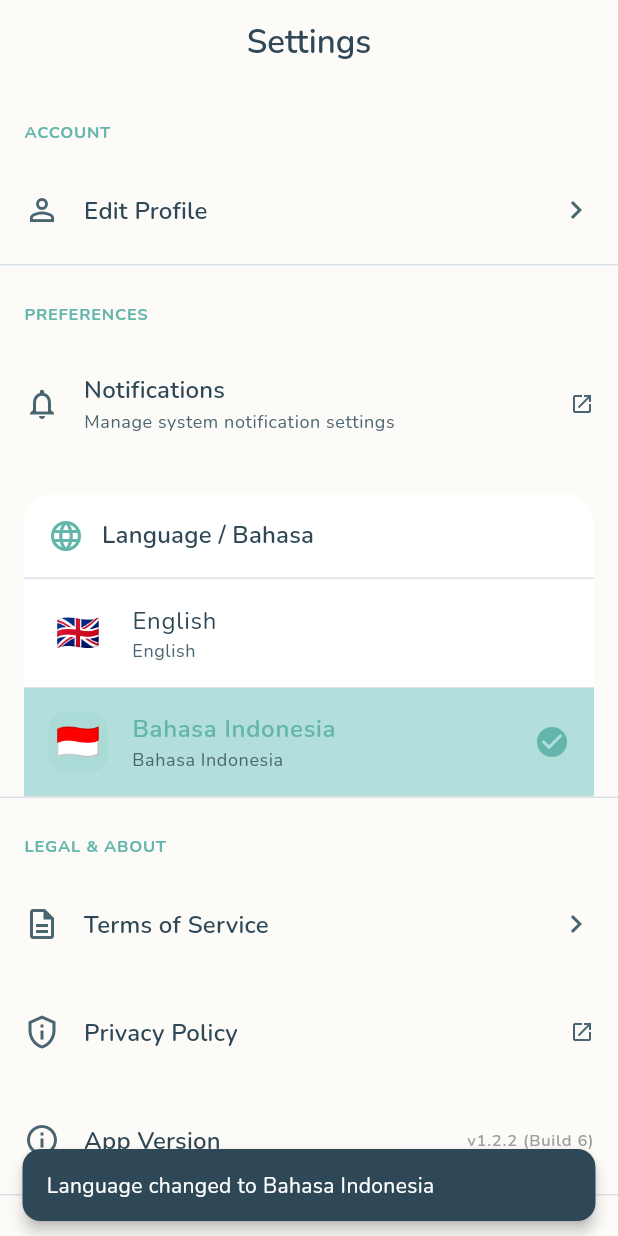
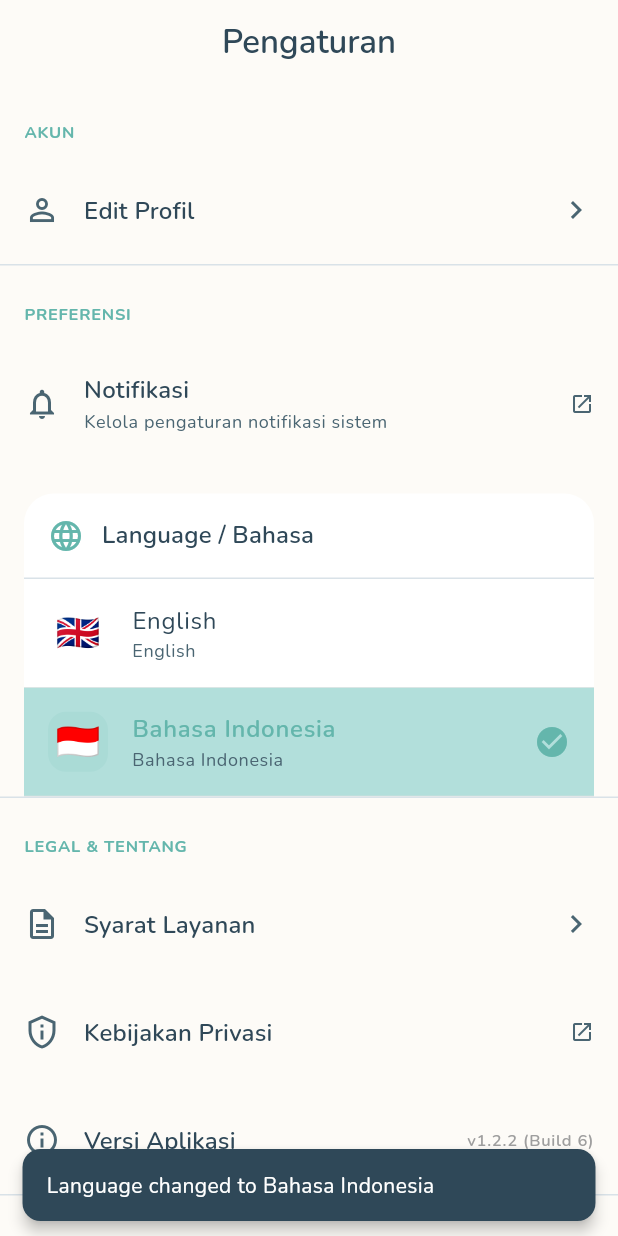
Before and after one commit to freeluncher/dopply-v2, a Flutter app: the SettingsScreen screen opened by its route, after a tap on "🇮🇩", on a phone screen of 412 x 824 dp. Run offline on Flutter 3.47's test engine with Material 3 defaults, Android fonts, the phone set to English and light mode, and no system bars; our stand-ins replace connectivity_plus, equatable, firebase_core, firebase_messaging, fl_chart, flutter_blue_plus and 13 more; missing offline and left inert: ota_update; accounts and stored records are empty; network calls fail; project files that could hold a hidden picture were left out.

```diff
--- a/lib/src/features/settings/presentation/settings_screen.dart
+++ b/lib/src/features/settings/presentation/settings_screen.dart
@@ -6,6 +6,7 @@ import 'package:supabase_flutter/supabase_flutter.dart';
 import 'package:url_launcher/url_launcher.dart';
 import '../../../core/services/offline_service.dart';
 import '../widgets/language_selector.dart';
+import '../../../../generated/l10n/app_localizations.dart';
 
 class SettingsScreen extends ConsumerStatefulWidget {
   const SettingsScreen({super.key});
@@ -41,16 +42,17 @@ class _SettingsScreenState extends ConsumerState<SettingsScreen> {
   Widget build(BuildContext context) {
     final offlineService = ref.watch(offlineServiceProvider);
     final isOnline = offlineService.isOnline;
+    final l10n = AppLocalizations.of(context)!;
 
     return Scaffold(
-      appBar: AppBar(title: const Text('Settings')),
+      appBar: AppBar(title: Text(l10n.settings)),
       body: ListView(
         children: [
           // ACCOUNT SECTION
-          _buildSectionHeader(context, 'Account'),
+          _buildSectionHeader(context, l10n.account),
           ListTile(
             leading: const Icon(Icons.person_outline),
-            title: const Text('Edit Profile'),
+            title: Text(l10n.editProfile),
             trailing: const Icon(Icons.chevron_right),
             onTap: () => context.push('/profile'),
           ),
@@ -58,21 +60,15 @@ class _SettingsScreenState extends ConsumerState<SettingsScreen> {
           const Divider(),
 
           // PREFERENCES SECTION
-          _buildSectionHeader(context, 'Preferences'),
+          _buildSectionHeader(context, l10n.preferences),
           ListTile(
             leading: const Icon(Icons.notifications_outlined),
-            title: const Text('Notifications'),
-            subtitle: const Text('Manage system notification settings'),
+            title: Text(l10n.notificationsSettings),
+            subtitle: Text(l10n.manageNotificationSettings),
             trailing: const Icon(Icons.open_in_new, size: 16),
             onTap: () {
-              // Open System Settings (Generic approach or just show snackbar)
-              // For now, simpler to just explain or do nothing if no permission_handler specific method used
               ScaffoldMessenger.of(context).showSnackBar(
-                const SnackBar(
-                  content: Text(
-                    'Please manage notifications in your Device Settings.',
-                  ),
-                ),
+                SnackBar(content: Text(l10n.pleaseManageNotifications)),
               );
             },
           ),
@@ -85,23 +81,22 @@ class _SettingsScreenState extends ConsumerState<SettingsScreen> {
           const Divider(),
 
           // LEGAL SECTION
-          _buildSectionHeader(context, 'Legal & About'),
+          _buildSectionHeader(context, l10n.legalAndAbout),
           ListTile(
             leading: const Icon(Icons.description_outlined),
-            title: const Text('Terms of Service'),
+            title: Text(l10n.termsOfService),
             trailing: const Icon(Icons.chevron_right),
-            onTap: () => context.push('/tos'), // Reuse our internal ToS screen
+            onTap: () => context.push('/tos'),
           ),
           ListTile(
             leading: const Icon(Icons.privacy_tip_outlined),
-            title: const Text('Privacy Policy'),
+            title: Text(l10n.privacyPolicy),
             trailing: const Icon(Icons.open_in_new, size: 16),
-            onTap: () =>
-                _launchUrl('https://example.com/privacy'), // Placeholder
+            onTap: () => _launchUrl('https://example.com/privacy'),
           ),
           ListTile(
             leading: const Icon(Icons.info_outline),
-            title: const Text('App Version'),
+            title: Text(l10n.appVersion),
             trailing: Text(
               _version,
               style: const TextStyle(color: Colors.grey),
@@ -111,15 +106,15 @@ class _SettingsScreenState extends ConsumerState<SettingsScreen> {
           const Divider(),
 
           // DIAGNOSTICS
-          _buildSectionHeader(context, 'Diagnostics'),
+          _buildSectionHeader(context, l10n.diagnostics),
           ListTile(
             leading: Icon(
               isOnline ? Icons.wifi : Icons.wifi_off,
               color: isOnline ? Colors.green : Colors.grey,
             ),
-            title: const Text('Connection Status'),
+            title: Text(l10n.connectionStatus),
             trailing: Text(
-              isOnline ? 'Online' : 'Offline Mode',
+              isOnline ? l10n.online : l10n.offlineMode,
               style: TextStyle(
                 color: isOnline ? Colors.green : Colors.grey,
                 fontWeight: FontWeight.bold,
@@ -141,18 +136,18 @@ class _SettingsScreenState extends ConsumerState<SettingsScreen> {
                 final confirm = await showDialog<bool>(
                   context: context,
                   builder: (context) => AlertDialog(
-                    title: const Text('Logout'),
-                    content: const Text('Are you sure you want to log out?'),
+                    title: Text(l10n.logout),
+                    content: Text(l10n.areYouSureLogout),
                     actions: [
                       TextButton(
                         onPressed: () => Navigator.pop(context, false),
-                        child: const Text('Cancel'),
+                        child: Text(l10n.cancel),
                       ),
                       TextButton(
                         onPressed: () => Navigator.pop(context, true),
-                        child: const Text(
-                          'Logout',
-                          style: TextStyle(color: Colors.red),
+                        child: Text(
+                          l10n.logout,
+                          style: const TextStyle(color: Colors.red),
                         ),
                       ),
                     ],
@@ -161,11 +156,10 @@ class _SettingsScreenState extends ConsumerState<SettingsScreen> {
 
                 if (confirm == true) {
                   await Supabase.instance.client.auth.signOut();
-                  // Router AuthGuard will handle redirect
                 }
               },
               icon: const Icon(Icons.logout),
-              label: const Text('Logout'),
+              label: Text(l10n.logout),
             ),
           ),
           const SizedBox(height: 32),
```
Also changed, not shown: lib/src/features/profile/presentation/profile_screen.dart (+32 -27 lines).
